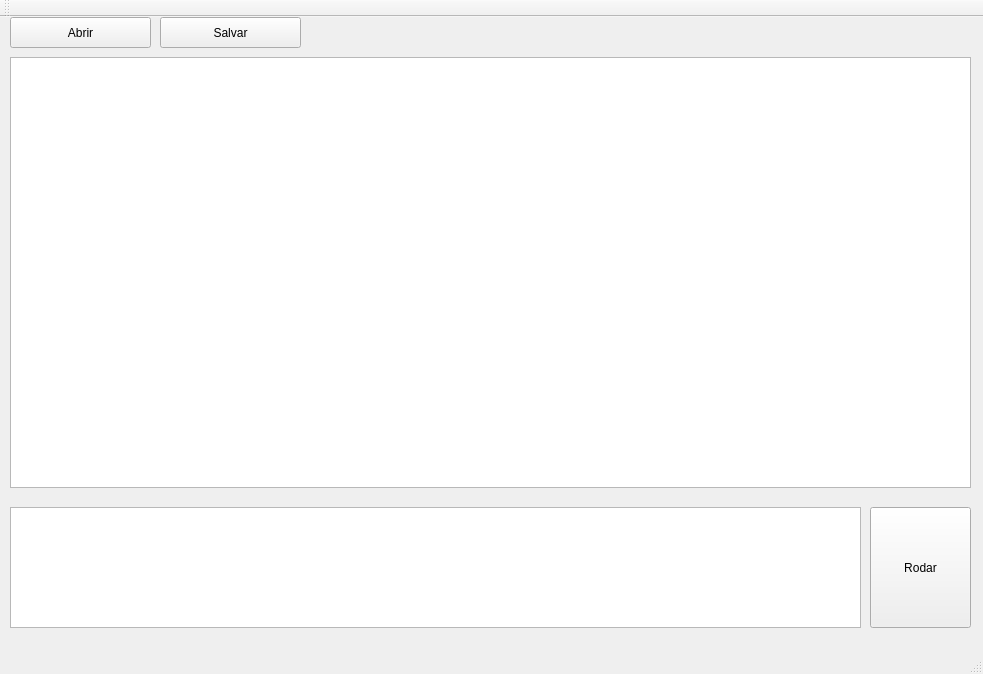
Above: mainwindow.ui from RestartButton/-.- before the change. Below: the same form after it.
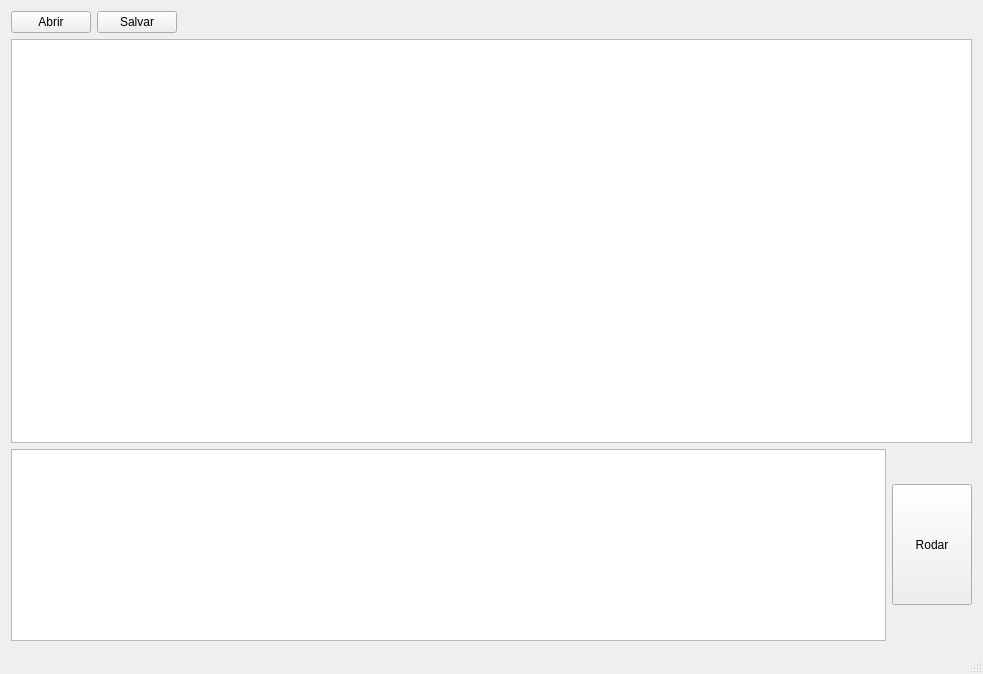
That is the form after the change.

Patch:
```diff
--- a/mainwindow.ui
+++ b/mainwindow.ui
@@ -20,28 +20,57 @@
    <property name="cursor">
     <cursorShape>WhatsThisCursor</cursorShape>
    </property>
+   <layout class="QGridLayout" name="gridLayout">
+    <item row="0" column="0">
+     <layout class="QVBoxLayout" name="verticalLayout" stretch="0,1,0">
+      <item>
+       <layout class="QHBoxLayout" name="horizontalLayout">
+        <item>
+         <widget class="QPushButton" name="Abrir">
+          <property name="statusTip">
+           <string extracomment="Abrir um arquivo"/>
+          </property>
+          <property name="text">
+           <string>Abrir</string>
+          </property>
+         </widget>
+        </item>
+        <item>
+         <widget class="QPushButton" name="Salvar">
+          <property name="statusTip">
+           <string extracomment="Salvar em um arquivo"/>
+          </property>
+          <property name="text">
+           <string>Salvar</string>
+          </property>
+         </widget>
+        </item>
+        <item>
+         <spacer name="horizontalSpacer">
+          <property name="orientation">
+           <enum>Qt::Horizontal</enum>
+          </property>
+          <property name="sizeHint" stdset="0">
+           <size>
+            <width>40</width>
+            <height>20</height>
+           </size>
+          </property>
+         </spacer>
+        </item>
+       </layout>
+      </item>
+      <item>
    <widget class="QTextEdit" name="Codigo">
-    <property name="geometry">
-     <rect>
-      <x>10</x>
-      <y>40</y>
-      <width>961</width>
-      <height>431</height>
-     </rect>
-    </property>
     <property name="cursor" stdset="0">
      <cursorShape>WhatsThisCursor</cursorShape>
     </property>
    </widget>
+      </item>
+      <item>
+       <layout class="QHBoxLayout" name="horizontalLayout_2">
+        <item>
    <widget class="QTextEdit" name="Terminal">
-    <property name="geometry">
-     <rect>
-      <x>10</x>
-      <y>490</y>
-      <width>851</width>
-      <height>121</height>
-     </rect>
-    </property>
     <property name="cursor" stdset="0">
      <cursorShape>WhatsThisCursor</cursorShape>
     </property>
@@ -58,69 +87,28 @@
      <bool>false</bool>
     </property>
    </widget>
+        </item>
+        <item>
    <widget class="QPushButton" name="Correr">
-    <property name="geometry">
-     <rect>
-      <x>870</x>
-      <y>490</y>
-      <width>101</width>
+          <property name="minimumSize">
+           <size>
+            <width>0</width>
       <height>121</height>
-     </rect>
+           </size>
+          </property>
+          <property name="statusTip">
+           <string extracomment="Testar código"/>
     </property>
     <property name="text">
      <string>Rodar</string>
     </property>
    </widget>
-   <widget class="QPushButton" name="Abrir">
-    <property name="geometry">
-     <rect>
-      <x>10</x>
-      <y>0</y>
-      <width>141</width>
-      <height>31</height>
-     </rect>
-    </property>
-    <property name="text">
-     <string>Abrir</string>
-    </property>
-   </widget>
-   <widget class="QPushButton" name="Salvar">
-    <property name="geometry">
-     <rect>
-      <x>160</x>
-      <y>0</y>
-      <width>141</width>
-      <height>31</height>
-     </rect>
-    </property>
-    <property name="text">
-     <string>Salvar</string>
-    </property>
-   </widget>
-  </widget>
-  <widget class="QMenuBar" name="menuBar">
-   <property name="enabled">
-    <bool>false</bool>
-   </property>
-   <property name="geometry">
-    <rect>
-     <x>0</x>
-     <y>0</y>
-     <width>983</width>
-     <height>21</height>
-    </rect>
-   </property>
-  </widget>
-  <widget class="QToolBar" name="mainToolBar">
-   <property name="enabled">
-    <bool>false</bool>
-   </property>
-   <attribute name="toolBarArea">
-    <enum>TopToolBarArea</enum>
-   </attribute>
-   <attribute name="toolBarBreak">
-    <bool>false</bool>
-   </attribute>
+        </item>
+       </layout>
+      </item>
+     </layout>
+    </item>
+   </layout>
   </widget>
   <widget class="QStatusBar" name="statusBar">
    <property name="enabled">
```
Left out of the diff: 8 changed lines with no effect on the pictures. Lines whose indentation alone changed are shown as unchanged.
